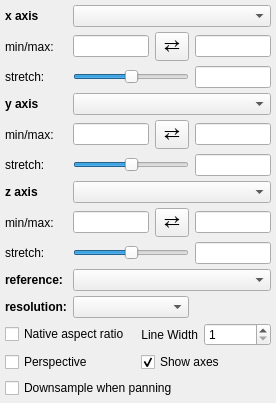
Old version of the form glue_vispy_viewers/common/viewer_options.ui in the repository glue-viz/glue-vispy-viewers.
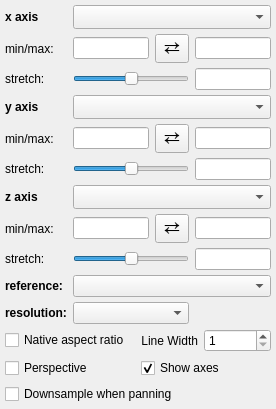
New version of the form.

Commit message: Fix compatibility of .ui files with PyQt6

The edit to the form file:
```diff
--- a/glue_vispy_viewers/common/viewer_options.ui
+++ b/glue_vispy_viewers/common/viewer_options.ui
@@ -138,14 +138,14 @@
    <item row="4" column="3" colspan="3">
     <widget class="QComboBox" name="combosel_y_att">
      <property name="sizeAdjustPolicy">
-      <enum>QComboBox::AdjustToMinimumContentsLength</enum>
+      <enum>QComboBox::AdjustToMinimumContentsLengthWithIcon</enum>
      </property>
     </widget>
    </item>
    <item row="7" column="3" colspan="3">
     <widget class="QComboBox" name="combosel_z_att">
      <property name="sizeAdjustPolicy">
-      <enum>QComboBox::AdjustToMinimumContentsLength</enum>
+      <enum>QComboBox::AdjustToMinimumContentsLengthWithIcon</enum>
      </property>
     </widget>
    </item>
@@ -236,7 +236,7 @@
    <item row="0" column="3" colspan="3">
     <widget class="QComboBox" name="combosel_x_att">
      <property name="sizeAdjustPolicy">
-      <enum>QComboBox::AdjustToMinimumContentsLength</enum>
+      <enum>QComboBox::AdjustToMinimumContentsLengthWithIcon</enum>
      </property>
     </widget>
    </item>
```
The commit also changes 3 other files.
